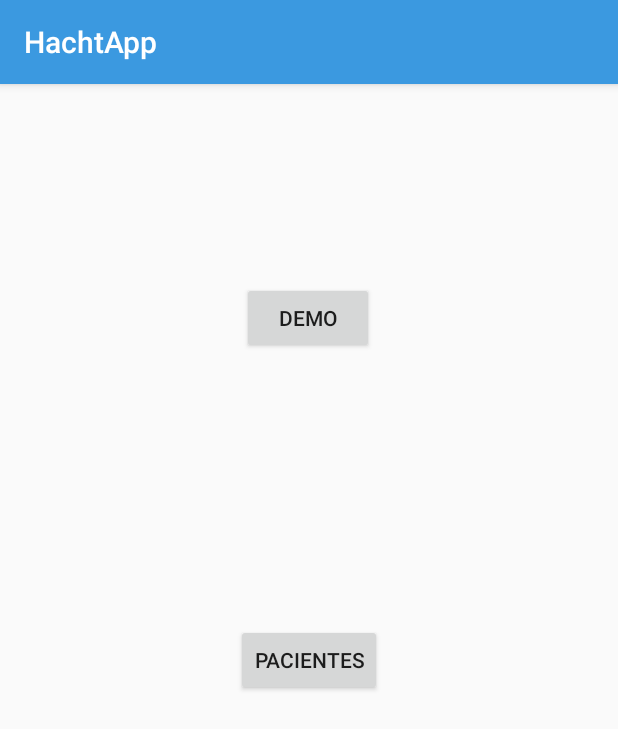
After one commit to KevinR98/HachtMobile, an Android app: the MainHub screen opened directly, with no data from a screen before it, on a phone screen of 412 x 824 dp. The commit adds this screen. Shown: the top 729 px of the screen. Run offline under Robolectric (Android 15) with nearby library versions, the phone set to English and light mode, and no system bars; our stand-ins replace Volley.

Commit message:
dash_pacientes y activity camara

```diff
--- a/HachtApp/app/build.gradle
+++ b/HachtApp/app/build.gradle
@@ -4,7 +4,7 @@ android {
     compileSdkVersion 28
     defaultConfig {
         applicationId "com.example.hachtapp"
-        minSdkVersion 21
+        minSdkVersion 23
         targetSdkVersion 28
         versionCode 1
         versionName "1.0"
--- /dev/null
+++ b/HachtApp/app/src/main/java/com/example/hachtapp/MainHub.java
@@ -0,0 +1,62 @@
+package com.example.hachtapp;
+
+import androidx.appcompat.app.AppCompatActivity;
+
+import android.content.Intent;
+import android.os.Bundle;
+import android.view.View;
+import android.widget.Button;
+
+import com.android.volley.Response;
+import com.android.volley.VolleyError;
+import com.example.hachtapp.controller.Controller;
+
+import org.json.JSONObject;
+
+public class MainHub extends AppCompatActivity {
+
+    private String data;
+
+    @Override
+    protected void onCreate(Bundle savedInstanceState) {
+        super.onCreate(savedInstanceState);
+        setContentView(R.layout.activity_main_hub);
+        final Button demo_btn = findViewById(R.id.button1);
+        final Button dash_pacientes_btn = findViewById(R.id.button2);
+
+        data = getIntent().getStringExtra("Data");
+
+
+        demo_btn.setOnClickListener(new View.OnClickListener() {
+            @Override
+            public void onClick(View v) {
+                GotoDemo();
+            }
+        });
+
+
+        dash_pacientes_btn.setOnClickListener(new View.OnClickListener() {
+            @Override
+            public void onClick(View v) {
+                GotoDasboardPacientes();
+            }
+        });
+
+
+
+    }
+
+
+    private void GotoDemo(){
+        Intent intent = new Intent(this, Demo.class);
+        startActivity(intent);
+    }
+
+    private void GotoDasboardPacientes(){
+        Intent intent = new Intent(this, Dash_Pacientes.class);
+        intent.putExtra("Data", data);
+        startActivity(intent);
+    }
+
+
+}
--- /dev/null
+++ b/HachtApp/app/src/main/res/layout/activity_main_hub.xml
@@ -0,0 +1,30 @@
+<?xml version="1.0" encoding="utf-8"?>
+<androidx.constraintlayout.widget.ConstraintLayout xmlns:android="http://schemas.android.com/apk/res/android"
+    xmlns:app="http://schemas.android.com/apk/res-auto"
+    xmlns:tools="http://schemas.android.com/tools"
+    android:layout_width="match_parent"
+    android:layout_height="match_parent"
+    tools:context=".MainHub">
+
+    <Button
+        android:id="@+id/button1"
+        android:layout_width="wrap_content"
+        android:layout_height="wrap_content"
+        android:text="Demo"
+        app:layout_constraintBottom_toBottomOf="parent"
+        app:layout_constraintEnd_toEndOf="parent"
+        app:layout_constraintHorizontal_bias="0.498"
+        app:layout_constraintStart_toStartOf="parent"
+        app:layout_constraintTop_toTopOf="parent"
+        app:layout_constraintVertical_bias="0.183" />
+
+    <Button
+        android:id="@+id/button2"
+        android:layout_width="wrap_content"
+        android:layout_height="wrap_content"
+        android:text="Pacientes"
+        app:layout_constraintBottom_toBottomOf="parent"
+        app:layout_constraintEnd_toEndOf="parent"
+        app:layout_constraintStart_toStartOf="parent"
+        app:layout_constraintTop_toTopOf="parent" />
+</androidx.constraintlayout.widget.ConstraintLayout>
--- a/HachtApp/app/src/main/res/values/styles.xml
+++ b/HachtApp/app/src/main/res/values/styles.xml
@@ -3,8 +3,8 @@
     <!-- Base application theme. -->
     <style name="AppTheme" parent="Theme.AppCompat.Light.DarkActionBar">
         <!-- Customize your theme here. -->
-        <item name="colorPrimary">@color/colorPrimary</item>
-        <item name="colorPrimaryDark">@color/colorPrimaryDark</item>
+        <item name="colorPrimary">#3b99e0</item>
+        <item name="colorPrimaryDark">#426bb3</item>
         <item name="colorAccent">@color/colorAccent</item>
     </style>
 
```
Also changed, not shown: HachtApp/app/src/main/AndroidManifest.xml (+15 -6 lines), HachtApp/app/src/main/java/com/example/hachtapp/Dash_Pacientes.java (added, +76 -0 lines), HachtApp/app/src/main/java/com/example/hachtapp/Dash_Sesiones.java (added, +18 -0 lines), HachtApp/app/src/main/java/com/example/hachtapp/Demo.java (added, +155 -0 lines), HachtApp/app/src/main/java/com/example/hachtapp/Sesion.java (added, +14 -0 lines), HachtApp/app/src/main/java/com/example/hachtapp/ui/login/LoginActivity.java (+31 -5 lines), HachtApp/app/src/main/res/layout/activity_dash__sesiones.xml (added, +9 -0 lines), HachtApp/app/src/main/res/layout/activity_demo.xml (added, +53 -0 lines), HachtApp/app/src/main/res/layout/activity_pacientes.xml (added, +34 -0 lines), HachtApp/app/src/main/res/layout/activity_sesion.xml (added, +9 -0 lines), HachtApp/app/src/main/res/layout/list_item.xml (added, +33 -0 lines).
